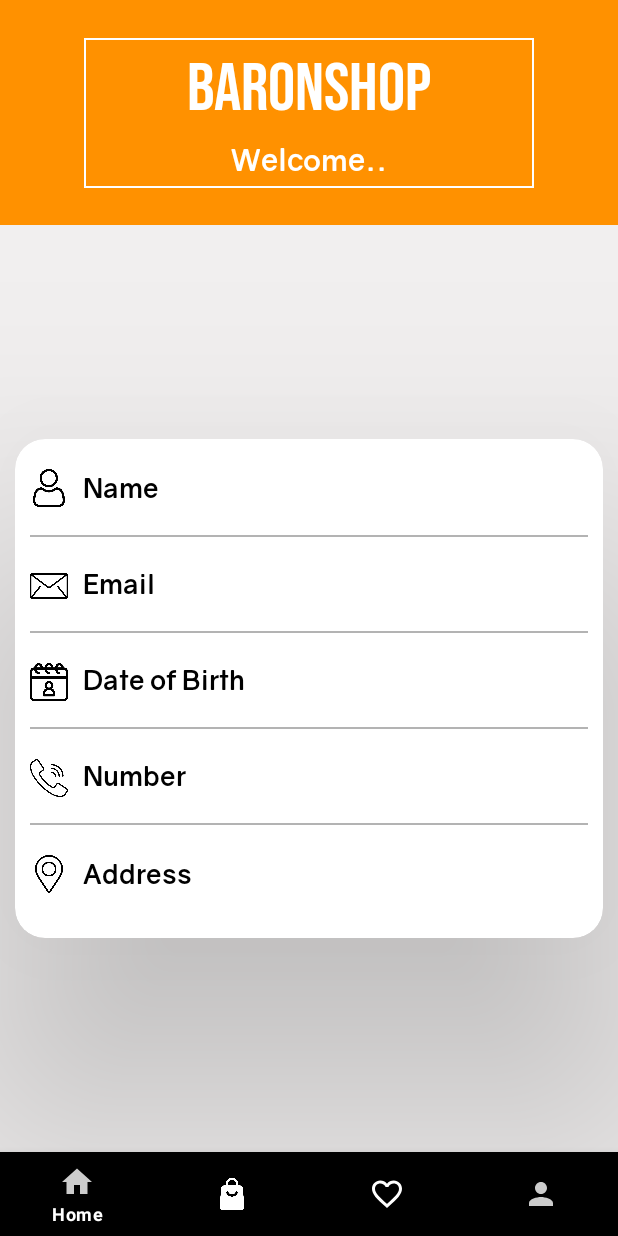
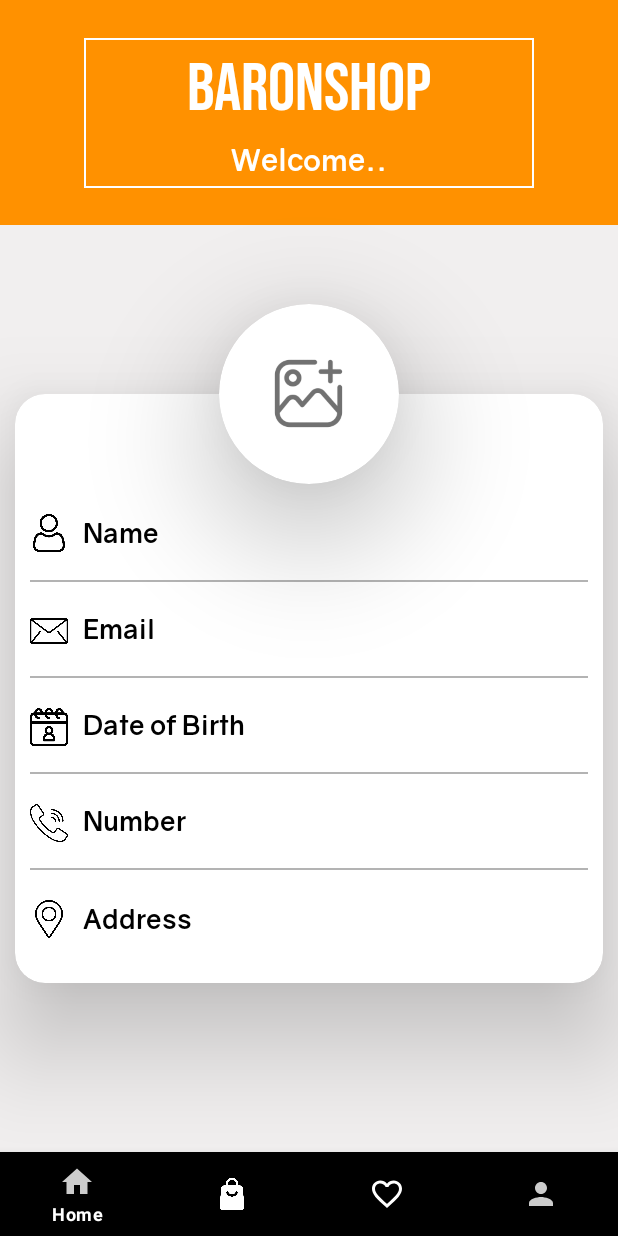
Before and after one commit to OmerOzen10/BaronShop, an Android app: the fragment UserProfile placed in its activity, on a phone screen of 412 x 824 dp. Run offline under Robolectric (Android 15) with nearby library versions, the phone set to English and light mode, and no system bars; our stand-ins replace Firebase (no records; nobody signed in at launch, a user with empty details on screens opened directly).

Commit message:
uploaded the selected image to fireabse as ProfilePictures and then fetch the data to UserFragment

```diff
--- a/EcommercialApplication/app/src/main/java/com/example/e_commercial_application/Model/UserDetails.java
+++ b/EcommercialApplication/app/src/main/java/com/example/e_commercial_application/Model/UserDetails.java
@@ -3,6 +3,8 @@ package com.example.e_commercial_application.Model;
 public class UserDetails {
 
     public String name,dob,mobile,address;
+
+    UserDetails(){}
 
     public UserDetails(String name, String dob, String mobile, String address) {
         this.name = name;
--- a/EcommercialApplication/app/src/main/java/com/example/e_commercial_application/UserFragment.java
+++ b/EcommercialApplication/app/src/main/java/com/example/e_commercial_application/UserFragment.java
@@ -172,7 +172,6 @@ public class UserFragment extends Fragment {
     public void onStart() {
         super.onStart();
         if (auth.getCurrentUser() != null){
-            Toast.makeText(getContext(), "Already Logged In", Toast.LENGTH_SHORT).show();
             UserProfile userProfile = new UserProfile();
             FragmentTransaction transaction = requireActivity().getSupportFragmentManager().beginTransaction();
             transaction.replace(R.id.containerFrame, userProfile); // Replace "fragment_container" with the actual ID of your fragment container in the layout
--- a/EcommercialApplication/app/src/main/java/com/example/e_commercial_application/UserProfile.java
+++ b/EcommercialApplication/app/src/main/java/com/example/e_commercial_application/UserProfile.java
@@ -1,20 +1,168 @@
 package com.example.e_commercial_application;
 
+import android.app.AlertDialog;
+import android.content.DialogInterface;
+import android.content.Intent;
+import android.net.Uri;
 import android.os.Bundle;
 
+import androidx.annotation.NonNull;
+import androidx.annotation.Nullable;
 import androidx.fragment.app.Fragment;
 
+import android.os.Handler;
 import android.view.LayoutInflater;
 import android.view.View;
 import android.view.ViewGroup;
+import android.widget.ImageView;
+import android.widget.ProgressBar;
+import android.widget.TextView;
+import android.widget.Toast;
+
+import com.bumptech.glide.Glide;
+import com.example.e_commercial_application.Model.UserDetails;
+import com.google.android.gms.tasks.OnCompleteListener;
+import com.google.android.gms.tasks.Task;
+import com.google.firebase.auth.FirebaseAuth;
+import com.google.firebase.auth.FirebaseUser;
+import com.google.firebase.database.DataSnapshot;
+import com.google.firebase.database.DatabaseError;
+import com.google.firebase.database.DatabaseReference;
+import com.google.firebase.database.FirebaseDatabase;
+import com.google.firebase.database.ValueEventListener;
+
+import java.util.Objects;
 
 public class UserProfile extends Fragment {
 
+    private TextView txtWelcome,txtName,txtEmail,txtDOB,txtMobile,txtAddress;
+    private ProgressBar progressBar3;
+    private String name,email,dob,mobile,address;
+    private ImageView imagePP;
+    private FirebaseAuth auth;
+    String TAG = "UserProfile";
+    private AlertDialog verificationDialog;
 
-    public UserProfile() {
-        // Required empty public constructor
+
+    @Override
+    public void onViewCreated(@NonNull View view, @Nullable Bundle savedInstanceState) {
+        super.onViewCreated(view, savedInstanceState);
+
+        txtWelcome = view.findViewById(R.id.txtWelcome);
+        txtName = view.findViewById(R.id.txtName);
+        txtEmail = view.findViewById(R.id.txtEmail);
+        txtDOB = view.findViewById(R.id.txtDOB);
+        txtMobile = view.findViewById(R.id.txtMobile);
+        txtAddress = view.findViewById(R.id.txtAddress);
+        imagePP = view.findViewById(R.id.imageP);
+
+
+        auth = FirebaseAuth.getInstance();
+        FirebaseUser user = auth.getCurrentUser();
+
+        if (user == null){
+            Toast.makeText(getContext(), "Something went wrong! User's details are not available at the moment.", Toast.LENGTH_SHORT).show();
+        }else {
+            checkEmailVerified(user);
+            showUserData(user);
+        }
+
     }
 
+    private void showUserData(FirebaseUser user) {
+
+        String userID = user.getUid();
+
+        DatabaseReference reference = FirebaseDatabase.getInstance().getReference("Registered Users");
+        reference.child(userID).addListenerForSingleValueEvent(new ValueEventListener() {
+            @Override
+            public void onDataChange(@NonNull DataSnapshot snapshot) {
+                UserDetails userDetails = snapshot.getValue(UserDetails.class);
+
+                if (userDetails !=null){
+                    name = userDetails.name;
+                    email = user.getEmail();
+                    dob = userDetails.dob;
+                    mobile = userDetails.mobile;
+                    address = userDetails.address;
+
+                    txtWelcome.setText("Welcome, " + name + "!");
+                    txtEmail.setText(email);
+                    txtDOB.setText(dob);
+                    txtMobile.setText(mobile);
+                    txtAddress.setText(address);
+                    txtName.setText(name);
+
+                    Uri uri = user.getPhotoUrl();
+
+                    Glide.with(requireActivity()).load(uri).into(imagePP);
+                    imagePP.setImageTintList(null);
+                    ViewGroup.LayoutParams layoutParams = imagePP.getLayoutParams();
+                    layoutParams.width = ViewGroup.LayoutParams.MATCH_PARENT;
+                    layoutParams.height = ViewGroup.LayoutParams.MATCH_PARENT;
+                    imagePP.setLayoutParams(layoutParams);
+                }else {
+                    Toast.makeText(getContext(), "Something went wrong!", Toast.LENGTH_SHORT).show();
+                }
+            }
+
+            @Override
+            public void onCancelled(@NonNull DatabaseError error) {
+                Toast.makeText(getContext(), "Something went wrong!!", Toast.LENGTH_SHORT).show();
+            }
+        });
+
+    }
+
+    private void checkEmailVerified(FirebaseUser user) {
+        if (!user.isEmailVerified()) {
+            showAlertDialog();
+
+            // Periodically check the email verification status
+            new Handler().postDelayed(new Runnable() {
+                @Override
+                public void run() {
+                    user.reload().addOnCompleteListener(new OnCompleteListener<Void>() {
+                        @Override
+                        public void onComplete(@NonNull Task<Void> task) {
+                            if (task.isSuccessful()) {
+                                if (user.isEmailVerified()) {
+                                    // Email has been verified, dismiss the dialog
+                                    if (verificationDialog != null && verificationDialog.isShowing()) {
+                                        verificationDialog.dismiss();
+                                    }
+                                }
+                            } else {
+                                // Failed to reload user data, handle the error
+                            }
+                        }
+                    });
+                }
+            }, 5000); // Adjust the delay as needed (e.g., every 5 seconds)
+        }
+    }
+
+
+    private void showAlertDialog() {
+
+        AlertDialog.Builder builder = new AlertDialog.Builder(getContext());
+        verificationDialog = builder.create();
+        verificationDialog.show();
+        builder.setTitle("Email not verified");
+        builder.setMessage("Please verify your email now. You can not login without email verification next time");
+
+        builder.setPositiveButton("Continue", (dialogInterface, i) -> {
+            Intent intent = new Intent(Intent.ACTION_MAIN);
+            intent.addCategory(Intent.CATEGORY_APP_EMAIL);
+            intent.addFlags(Intent.FLAG_ACTIVITY_NEW_TASK);
+            startActivity(intent);
+            verificationDialog.dismiss();
+        });
+
+        AlertDialog alertDialog = builder.create();
+        alertDialog.show();
+
+    }
 
     @Override
     public void onCreate(Bundle savedInstanceState) {
--- a/EcommercialApplication/app/src/main/res/layout/fragment_user_profile.xml
+++ b/EcommercialApplication/app/src/main/res/layout/fragment_user_profile.xml
@@ -55,20 +55,19 @@
     </androidx.constraintlayout.widget.ConstraintLayout>
 
 
-
-
     <androidx.cardview.widget.CardView
+        android:id="@+id/cardView8"
         android:layout_width="match_parent"
         android:layout_height="wrap_content"
+        android:layout_marginStart="10dp"
+        android:layout_marginEnd="10dp"
         android:backgroundTint="@color/white"
         app:cardCornerRadius="20dp"
-        android:layout_marginStart="10dp"
-        android:layout_marginEnd="10dp"
+        app:cardElevation="40dp"
         app:layout_constraintBottom_toBottomOf="parent"
         app:layout_constraintEnd_toEndOf="parent"
         app:layout_constraintStart_toStartOf="parent"
-        app:layout_constraintTop_toBottomOf="@+id/view2"
-        app:cardElevation="100dp">
+        app:layout_constraintTop_toBottomOf="@+id/view2">
 
         <androidx.constraintlayout.widget.ConstraintLayout
             android:layout_width="match_parent"
@@ -79,11 +78,11 @@
                 android:layout_width="25dp"
                 android:layout_height="25dp"
                 android:layout_marginStart="10dp"
-                android:layout_marginTop="20dp"
+                android:layout_marginTop="80dp"
                 android:scaleType="centerCrop"
+                android:src="@drawable/user"
                 app:layout_constraintStart_toStartOf="parent"
-                app:layout_constraintTop_toTopOf="parent"
-                android:src="@drawable/user" />
+                app:layout_constraintTop_toTopOf="parent" />
 
 
             <TextView
@@ -200,10 +199,10 @@
             <TextView
                 android:id="@+id/txtMobile"
                 android:layout_width="match_parent"
-                android:layout_marginEnd="10dp"
                 android:layout_height="wrap_content"
                 android:layout_marginStart="45dp"
                 android:layout_marginTop="20dp"
+                android:layout_marginEnd="10dp"
                 android:fontFamily="@font/regular1"
                 android:text="Number"
                 android:textColor="@color/black"
@@ -230,8 +229,8 @@
                 android:layout_height="25dp"
                 android:layout_marginStart="10dp"
                 android:layout_marginTop="20dp"
+                android:layout_marginBottom="30dp"
                 android:src="@drawable/pin"
-                android:layout_marginBottom="30dp"
                 app:layout_constraintBottom_toBottomOf="parent"
                 app:layout_constraintStart_toStartOf="parent"
                 app:layout_constraintTop_toBottomOf="@id/mobileDivider" />
@@ -243,22 +242,48 @@
                 android:layout_marginStart="45dp"
                 android:layout_marginTop="20dp"
                 android:layout_marginEnd="10dp"
+                android:layout_marginBottom="30dp"
                 android:fontFamily="@font/regular1"
                 android:text="Address"
                 android:textColor="@color/black"
                 android:textSize="18sp"
-                android:layout_marginBottom="30dp"
                 app:layout_constraintBottom_toBottomOf="parent"
                 app:layout_constraintEnd_toEndOf="parent"
                 app:layout_constraintStart_toEndOf="@id/iconAddress"
                 app:layout_constraintTop_toBottomOf="@id/mobileDivider" />
 
 
-
         </androidx.constraintlayout.widget.ConstraintLayout>
 
 
+    </androidx.cardview.widget.CardView>
 
+    <androidx.cardview.widget.CardView
+        android:id="@+id/cardViewPP"
+        android:layout_width="120dp"
+        android:layout_height="120dp"
+        android:backgroundTint="@color/white"
+        app:cardCornerRadius="60dp"
+        app:cardElevation="50dp"
+        app:layout_constraintBottom_toTopOf="@+id/cardView8"
+
+        app:layout_constraintEnd_toEndOf="parent"
+
+        app:layout_constraintStart_toStartOf="parent"
+        app:layout_constraintTop_toTopOf="@+id/cardView8">
+
+        <ImageView
+            android:id="@+id/imageP"
+            android:layout_width="50dp"
+            android:layout_height="50dp"
+            android:layout_gravity="center"
+            android:scaleType="centerCrop"
+            android:src="@drawable/image"
+            app:layout_constraintEnd_toEndOf="parent"
+            app:layout_constraintHorizontal_bias="0.5"
+            app:layout_constraintStart_toStartOf="parent"
+            app:layout_constraintTop_toTopOf="parent"
+            app:tint="#717171" />
 
     </androidx.cardview.widget.CardView>
 
```
Also changed, not shown: EcommercialApplication/app/src/main/java/com/example/e_commercial_application/RegisterFragment.java (+80 -177 lines).
